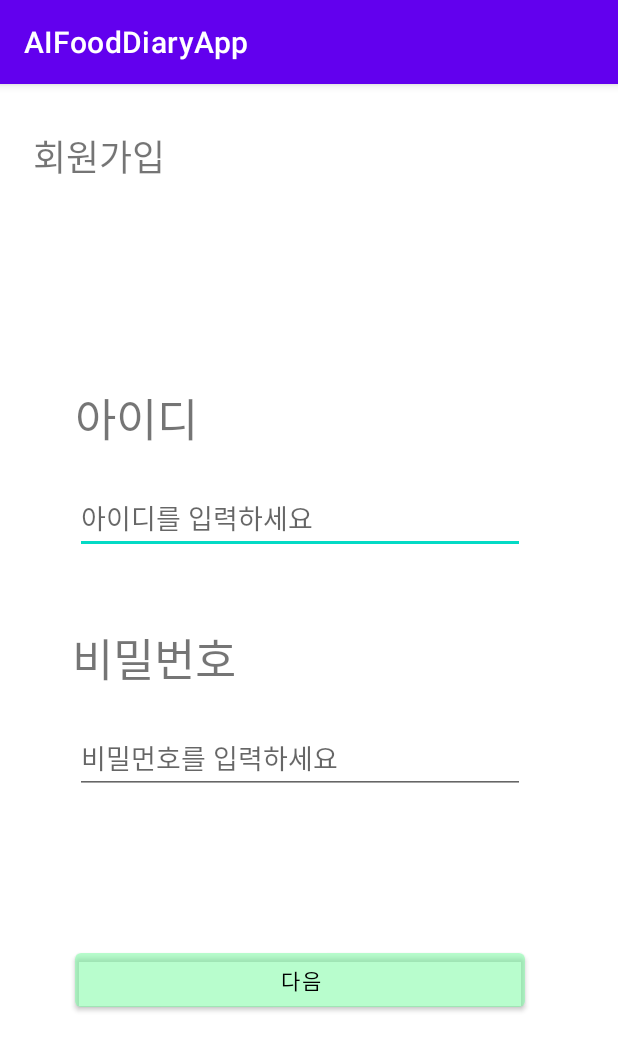
After one commit to YangJJHH/DingDong, an Android app: the Register_id_pass screen opened directly, with no data from a screen before it, on a phone screen of 412 x 824 dp. The commit adds this screen. Shown: the top 1051 px of the screen. Run offline under Robolectric (Android 15) with nearby library versions, the phone set to English and light mode, and no system bars.

Commit message:
Add--------------------------- activity_register_age.xml activity_register_id_pass.xml ------------------------------ 화면전환 인텐트 연결 각 화면마다 기능은 구현안됨

```diff
--- /dev/null
+++ b/App/AIFoodDiary/app/src/main/java/com/cookandroid/aifooddiaryapp/Register_id_pass.java
@@ -0,0 +1,37 @@
+package com.cookandroid.aifooddiaryapp;
+
+import androidx.appcompat.app.AppCompatActivity;
+
+import android.content.Intent;
+import android.os.Bundle;
+import android.view.View;
+import android.widget.Button;
+
+public class Register_id_pass extends AppCompatActivity {
+    // 버튼 생성
+    Button btn_next;
+    @Override
+    protected void onCreate(Bundle savedInstanceState) {
+        super.onCreate(savedInstanceState);
+        setContentView(R.layout.activity_register_id_pass);
+
+        //위젯 연결
+        btn_next=(Button)findViewById(R.id.btn_next);
+
+
+        //다음 버튼 이벤트 처리
+
+        btn_next.setOnClickListener(new View.OnClickListener() {
+            @Override
+            public void onClick(View view) {
+                //
+                //입력받은 아이디 비밀번호 DB에 저장하는 과정//
+                //
+
+                //다음화면으로 전환
+                Intent intent = new Intent(Register_id_pass.this, Register_name.class);
+                startActivity(intent);
+            }
+        });
+    }
+}
--- a/App/AIFoodDiary/app/src/main/java/com/cookandroid/aifooddiaryapp/Register_name.java
+++ b/App/AIFoodDiary/app/src/main/java/com/cookandroid/aifooddiaryapp/Register_name.java
@@ -22,7 +22,11 @@ public class Register_name extends AppCompatActivity {
         btn_next.setOnClickListener(new View.OnClickListener() {
             @Override
             public void onClick(View v) {
-                Intent intent = new Intent(Register_name.this, Register_sex.class);
+
+                //
+                // 입력받은 이름 DB에 저장 해야함
+                //
+                Intent intent = new Intent(Register_name.this, Register_age.class);
                 startActivity(intent);
             }
         });
--- a/App/AIFoodDiary/app/src/main/res/layout/activity_login.xml
+++ b/App/AIFoodDiary/app/src/main/res/layout/activity_login.xml
@@ -4,7 +4,7 @@
     xmlns:tools="http://schemas.android.com/tools"
     android:layout_width="match_parent"
     android:layout_height="match_parent"
-    tools:context=".MainActivity">
+    tools:context=".Login">
 
     <ImageView
         android:id="@+id/logo_image"
@@ -35,6 +35,7 @@
         android:layout_height="wrap_content"
         android:layout_marginTop="30dp"
         android:hint="비밀번호를 입력하세요"
+        android:inputType="textPassword"
         app:layout_constraintEnd_toEndOf="parent"
         app:layout_constraintHorizontal_bias="0.495"
         app:layout_constraintStart_toStartOf="parent"
--- /dev/null
+++ b/App/AIFoodDiary/app/src/main/res/layout/activity_register_id_pass.xml
@@ -0,0 +1,82 @@
+<?xml version="1.0" encoding="utf-8"?>
+<androidx.constraintlayout.widget.ConstraintLayout xmlns:android="http://schemas.android.com/apk/res/android"
+    xmlns:app="http://schemas.android.com/apk/res-auto"
+    xmlns:tools="http://schemas.android.com/tools"
+    android:layout_width="match_parent"
+    android:layout_height="match_parent"
+    tools:context=".Register_id_pass">
+    <TextView
+        android:id="@+id/tv_title"
+        android:layout_width="wrap_content"
+        android:layout_height="wrap_content"
+        android:layout_marginTop="30dp"
+        android:layout_marginEnd="280dp"
+        android:layout_marginRight="280dp"
+        android:text="회원가입"
+        android:textSize="24dp"
+        app:layout_constraintEnd_toEndOf="parent"
+        app:layout_constraintStart_toStartOf="parent"
+        app:layout_constraintTop_toTopOf="parent" />
+
+    <TextView
+        android:id="@+id/tv_id"
+        android:layout_width="wrap_content"
+        android:layout_height="wrap_content"
+        android:layout_marginStart="50dp"
+        android:layout_marginLeft="50dp"
+        android:layout_marginTop="200dp"
+        android:text="아이디"
+        android:textSize="30sp"
+        app:layout_constraintStart_toStartOf="parent"
+        app:layout_constraintTop_toTopOf="parent" />
+
+    <EditText
+        android:id="@+id/et_id"
+        android:layout_width="300dp"
+        android:layout_height="wrap_content"
+        android:layout_marginStart="50dp"
+        android:layout_marginLeft="50dp"
+        android:layout_marginTop="20dp"
+        android:hint="아이디를 입력하세요"
+        app:layout_constraintStart_toStartOf="parent"
+        app:layout_constraintTop_toBottomOf="@+id/tv_id" />
+
+    <TextView
+        android:id="@+id/tv_pass"
+        android:layout_width="wrap_content"
+        android:layout_height="wrap_content"
+        android:layout_marginStart="48dp"
+        android:layout_marginLeft="48dp"
+        android:layout_marginTop="360dp"
+        android:text="비밀번호"
+        android:textSize="30sp"
+        app:layout_constraintStart_toStartOf="parent"
+        app:layout_constraintTop_toTopOf="parent" />
+
+    <EditText
+        android:id="@+id/et_pass"
+        android:layout_width="300dp"
+        android:layout_height="wrap_content"
+        android:layout_marginStart="50dp"
+        android:layout_marginLeft="50dp"
+        android:layout_marginTop="20dp"
+        android:hint="비밀먼호를 입력하세요"
+        android:inputType="textPassword"
+        app:layout_constraintStart_toStartOf="parent"
+        app:layout_constraintTop_toBottomOf="@+id/tv_pass" />
+
+    <Button
+        android:id="@+id/btn_next"
+        android:layout_width="300dp"
+        android:layout_height="wrap_content"
+        android:layout_marginStart="50dp"
+        android:layout_marginLeft="50dp"
+        android:layout_marginTop="100dp"
+        android:text="다음"
+        android:textColor="@color/black"
+        app:backgroundTint="#8073fb9c"
+        app:layout_constraintStart_toStartOf="parent"
+        app:layout_constraintTop_toBottomOf="@+id/et_pass" />
+
+
+</androidx.constraintlayout.widget.ConstraintLayout>
```
Also changed, not shown: App/AIFoodDiary/app/src/main/AndroidManifest.xml (+7 -1 lines), App/AIFoodDiary/app/src/main/java/com/cookandroid/aifooddiaryapp/FirstActivity.java (+38 -1 lines), App/AIFoodDiary/app/src/main/java/com/cookandroid/aifooddiaryapp/Login.java (+20 -5 lines), App/AIFoodDiary/app/src/main/java/com/cookandroid/aifooddiaryapp/Register_age.java (added, +30 -0 lines), App/AIFoodDiary/app/src/main/res/layout/activity_register_age.xml (added, +63 -0 lines).
